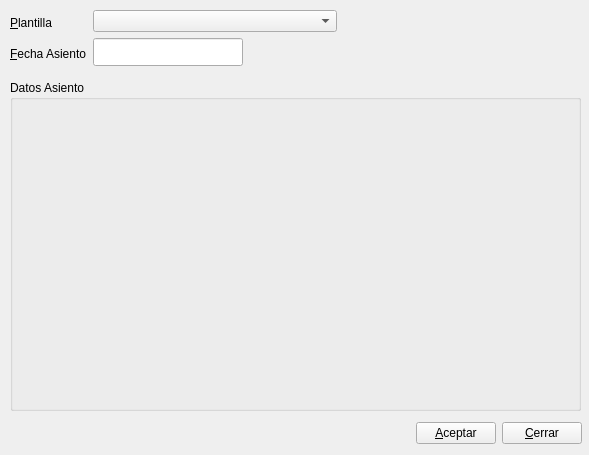
This is bulmages/bulmacont/src/contabilidad/aplinteligentesbase.ui in eboladev/Bulmages-1 as Qt 5 draws it before an edit. The edited form follows.
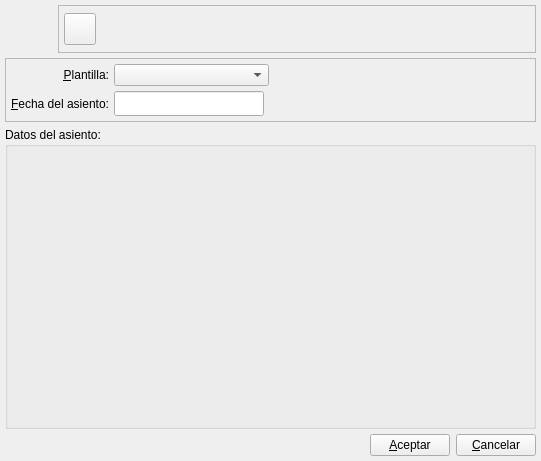
This is the edited form. Icons and pictures are not drawn. Custom widgets are drawn as their Qt base class.

```diff
--- a/bulmages/bulmacont/src/contabilidad/aplinteligentesbase.ui
+++ b/bulmages/bulmacont/src/contabilidad/aplinteligentesbase.ui
@@ -5,8 +5,8 @@
    <rect>
     <x>0</x>
     <y>0</y>
-    <width>589</width>
-    <height>455</height>
+    <width>541</width>
+    <height>461</height>
    </rect>
   </property>
   <property name="windowTitle" >
@@ -15,69 +15,114 @@
   <property name="windowIcon" >
    <iconset resource="../../../bulmages.qrc" >:/BulmaCont32x32/images/pendientes/wizard.png</iconset>
   </property>
-  <widget class="QWidget" name="layoutWidget" >
-   <property name="geometry" >
-    <rect>
-     <x>10</x>
-     <y>10</y>
-     <width>571</width>
-     <height>56</height>
-    </rect>
-   </property>
-   <layout class="QHBoxLayout" >
+  <layout class="QVBoxLayout" >
     <property name="margin" >
-     <number>0</number>
+    <number>5</number>
     </property>
     <property name="spacing" >
-     <number>6</number>
+    <number>5</number>
     </property>
     <item>
-     <layout class="QVBoxLayout" >
+    <layout class="QHBoxLayout" >
       <property name="margin" >
        <number>0</number>
       </property>
       <property name="spacing" >
-       <number>6</number>
+      <number>5</number>
       </property>
       <item>
-       <widget class="QLabel" name="textLabel1" >
-        <property name="text" >
-         <string>&amp;Plantilla</string>
-        </property>
-        <property name="buddy" >
-         <cstring>mui_comboainteligentes</cstring>
-        </property>
+      <widget class="QLabel" name="label" >
+       <property name="minimumSize" >
+        <size>
+         <width>48</width>
+         <height>48</height>
+        </size>
+       </property>
+       <property name="maximumSize" >
+        <size>
+         <width>48</width>
+         <height>48</height>
+        </size>
+       </property>
+       <property name="pixmap" >
+        <pixmap resource="../../../bulmages.qrc" >:/BulmaCont32x32/images/pendientes/wizard.png</pixmap>
+       </property>
        </widget>
       </item>
       <item>
-       <widget class="QLabel" name="textLabel1_2" >
-        <property name="text" >
-         <string>&amp;Fecha Asiento</string>
-        </property>
-        <property name="buddy" >
-         <cstring>fechaasiento</cstring>
-        </property>
+      <widget class="QFrame" name="frame" >
+       <property name="frameShape" >
+        <enum>QFrame::StyledPanel</enum>
+       </property>
+       <property name="frameShadow" >
+        <enum>QFrame::Raised</enum>
+       </property>
+       <layout class="QGridLayout" >
+        <property name="margin" >
+         <number>5</number>
+        </property>
+        <property name="spacing" >
+         <number>5</number>
+        </property>
+        <item row="0" column="1" >
+         <spacer>
+          <property name="orientation" >
+           <enum>Qt::Horizontal</enum>
+          </property>
+          <property name="sizeHint" >
+           <size>
+            <width>40</width>
+            <height>20</height>
+           </size>
+          </property>
+         </spacer>
+        </item>
+        <item row="0" column="0" >
+         <widget class="QToolButton" name="toolButton" >
+          <property name="minimumSize" >
+           <size>
+            <width>32</width>
+            <height>32</height>
+           </size>
+          </property>
+          <property name="maximumSize" >
+           <size>
+            <width>32</width>
+            <height>32</height>
+           </size>
+          </property>
+          <property name="icon" >
+           <iconset resource="../../../bulmages.qrc" >:/Genericos32x32/images/pendientes/i_save.xpm</iconset>
+          </property>
+          <property name="iconSize" >
+           <size>
+            <width>22</width>
+            <height>22</height>
+           </size>
+          </property>
        </widget>
       </item>
      </layout>
-    </item>
+      </widget>
+     </item>
+    </layout>
+   </item>
     <item>
-     <layout class="QVBoxLayout" >
-      <property name="margin" >
-       <number>0</number>
-      </property>
-      <property name="spacing" >
-       <number>6</number>
-      </property>
-      <item>
-       <layout class="QHBoxLayout" >
+    <widget class="QFrame" name="frame_2" >
+     <property name="frameShape" >
+      <enum>QFrame::StyledPanel</enum>
+     </property>
+     <property name="frameShadow" >
+      <enum>QFrame::Raised</enum>
+     </property>
+     <layout class="QGridLayout" >
         <property name="margin" >
-         <number>0</number>
+       <number>5</number>
         </property>
         <property name="spacing" >
-         <number>6</number>
-        </property>
-        <item>
+       <number>5</number>
+      </property>
+      <item row="0" column="1" colspan="2" >
          <widget class="QComboBox" name="mui_comboainteligentes" >
           <property name="sizePolicy" >
            <sizepolicy>
@@ -95,30 +140,7 @@
           </property>
          </widget>
         </item>
-        <item>
-         <spacer>
-          <property name="orientation" >
-           <enum>Qt::Horizontal</enum>
-          </property>
-          <property name="sizeHint" >
-           <size>
-            <width>40</width>
-            <height>20</height>
-           </size>
-          </property>
-         </spacer>
-        </item>
-       </layout>
-      </item>
-      <item>
-       <layout class="QHBoxLayout" >
-        <property name="margin" >
-         <number>0</number>
-        </property>
-        <property name="spacing" >
-         <number>6</number>
-        </property>
-        <item>
+      <item row="1" column="1" >
          <widget class="BusquedaFecha" name="fechaasiento" >
           <property name="sizePolicy" >
            <sizepolicy>
@@ -136,34 +158,77 @@
           </property>
          </widget>
         </item>
-        <item>
+      <item row="1" column="0" >
+       <widget class="QLabel" name="textLabel1_2" >
+        <property name="text" >
+         <string>&amp;Fecha del asiento:</string>
+        </property>
+        <property name="alignment" >
+         <set>Qt::AlignRight|Qt::AlignTrailing|Qt::AlignVCenter</set>
+        </property>
+        <property name="buddy" >
+         <cstring>fechaasiento</cstring>
+        </property>
+       </widget>
+      </item>
+      <item row="0" column="0" >
+       <widget class="QLabel" name="textLabel1" >
+        <property name="text" >
+         <string>&amp;Plantilla:</string>
+        </property>
+        <property name="alignment" >
+         <set>Qt::AlignRight|Qt::AlignTrailing|Qt::AlignVCenter</set>
+        </property>
+        <property name="buddy" >
+         <cstring>mui_comboainteligentes</cstring>
+        </property>
+       </widget>
+      </item>
+      <item row="1" column="2" colspan="2" >
          <spacer>
           <property name="orientation" >
            <enum>Qt::Horizontal</enum>
           </property>
           <property name="sizeHint" >
            <size>
-            <width>321</width>
-            <height>20</height>
+          <width>201</width>
+          <height>25</height>
            </size>
           </property>
          </spacer>
         </item>
-       </layout>
+      <item row="0" column="3" >
+       <spacer>
+        <property name="orientation" >
+         <enum>Qt::Horizontal</enum>
+        </property>
+        <property name="sizeHint" >
+         <size>
+          <width>111</width>
+          <height>21</height>
+         </size>
+        </property>
+       </spacer>
       </item>
      </layout>
-    </item>
-   </layout>
-  </widget>
-  <widget class="QWidget" name="layoutWidget" >
-   <property name="geometry" >
-    <rect>
-     <x>11</x>
-     <y>420</y>
-     <width>571</width>
-     <height>26</height>
-    </rect>
-   </property>
+    </widget>
+   </item>
+   <item>
+    <widget class="QGroupBox" name="mui_datosAsiento" >
+     <property name="sizePolicy" >
+      <sizepolicy>
+       <hsizetype>5</hsizetype>
+       <vsizetype>7</vsizetype>
+       <horstretch>0</horstretch>
+       <verstretch>0</verstretch>
+      </sizepolicy>
+     </property>
+     <property name="title" >
+      <string>Datos del asiento:</string>
+     </property>
+    </widget>
+   </item>
+   <item>
    <layout class="QHBoxLayout" >
     <property name="margin" >
      <number>0</number>
@@ -185,7 +250,7 @@
      </spacer>
     </item>
     <item>
-     <widget class="QPushButton" name="mui_acept" >
+      <widget class="QPushButton" name="mui_aceptar" >
       <property name="focusPolicy" >
        <enum>Qt::NoFocus</enum>
       </property>
@@ -200,7 +265,7 @@
        <enum>Qt::NoFocus</enum>
       </property>
       <property name="text" >
-       <string>&amp;Cerrar</string>
+        <string>&amp;Cancelar</string>
       </property>
       <property name="autoDefault" >
        <bool>false</bool>
@@ -208,31 +273,8 @@
      </widget>
     </item>
    </layout>
-  </widget>
-  <widget class="QGroupBox" name="groupBox1" >
-   <property name="geometry" >
-    <rect>
-     <x>10</x>
-     <y>80</y>
-     <width>571</width>
-     <height>331</height>
-    </rect>
-   </property>
-   <property name="sizePolicy" >
-    <sizepolicy>
-     <hsizetype>0</hsizetype>
-     <vsizetype>0</vsizetype>
-     <horstretch>0</horstretch>
-     <verstretch>0</verstretch>
-    </sizepolicy>
-   </property>
-   <property name="title" >
-    <string>Datos Asiento</string>
-   </property>
-   <property name="alignment" >
-    <set>Qt::AlignLeading|Qt::AlignLeft|Qt::AlignTop</set>
-   </property>
-  </widget>
+   </item>
+  </layout>
  </widget>
  <layoutdefault spacing="6" margin="11" />
  <customwidgets>
```
Lines whose indentation alone changed are shown as unchanged.
